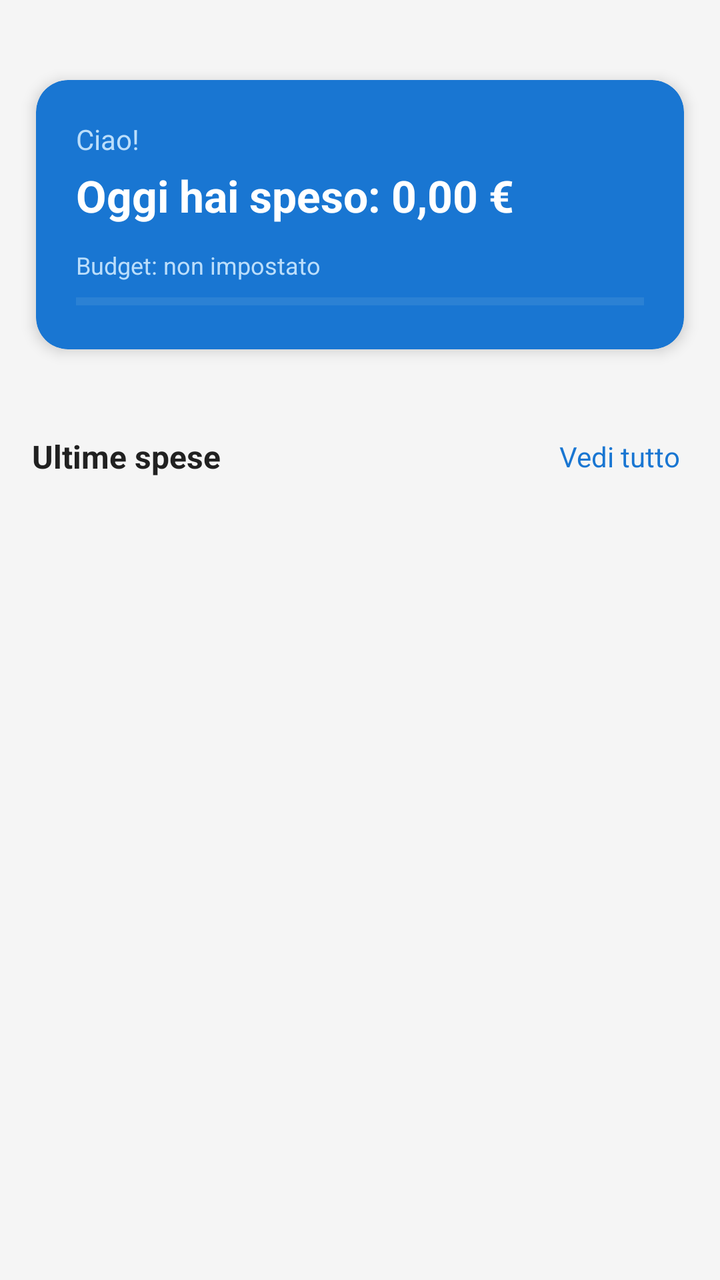
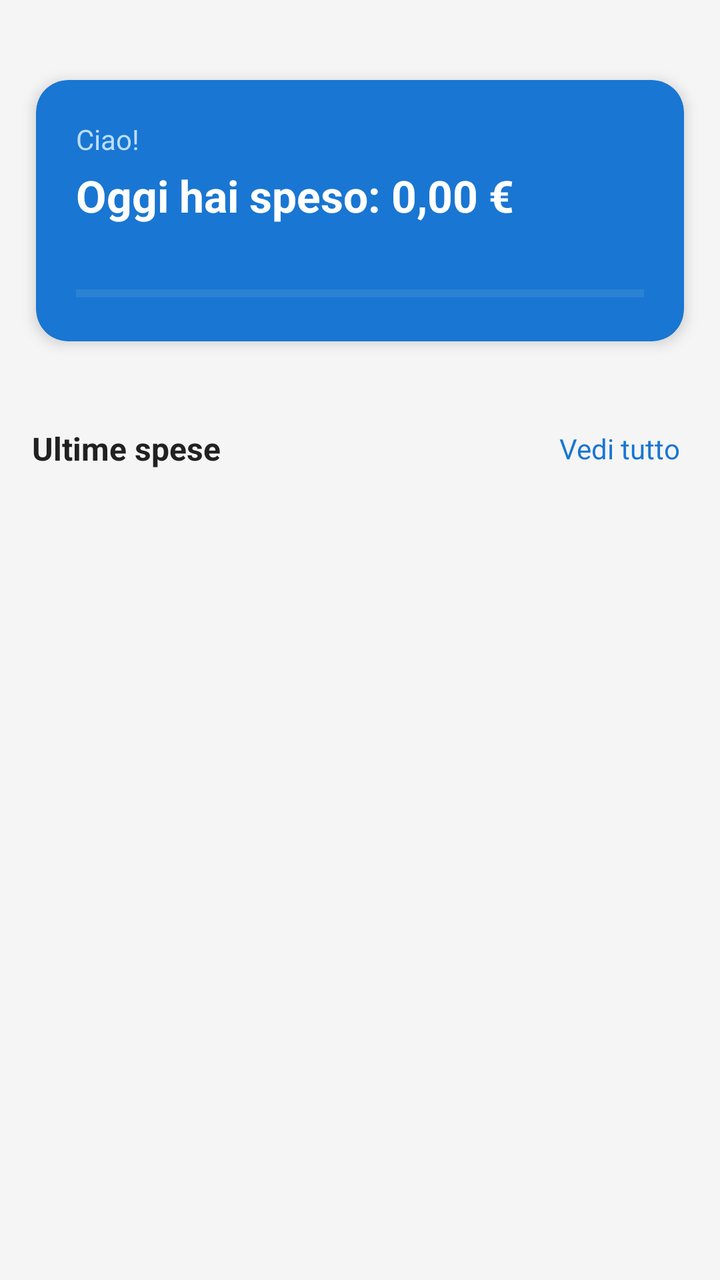

The first picture is an Android layout as it rendered before a commit; the second is the same layout after the commit. The layout source and the unified diff follow.
<!-- AndroidManifest.xml: application theme Theme.Progetto_mobile -->
<!-- res/layout/fragment_home.xml -->
<?xml version="1.0" encoding="utf-8"?>
<LinearLayout
    xmlns:android="http://schemas.android.com/apk/res/android"
    xmlns:app="http://schemas.android.com/apk/res-auto"
    android:layout_width="match_parent"
    android:layout_height="match_parent"
    android:orientation="vertical"
    android:background="#F5F5F5">

    
    <androidx.cardview.widget.CardView
        android:layout_width="match_parent"
        android:layout_height="wrap_content"
        android:layout_marginHorizontal="18dp"
        android:layout_marginVertical="40dp"
        app:cardCornerRadius="16dp"
        app:cardElevation="4dp"
        app:cardBackgroundColor="@color/primary">

        <LinearLayout
            android:layout_width="match_parent"
            android:layout_height="wrap_content"
            android:orientation="vertical"
            android:padding="20dp">

            <TextView
                android:id="@+id/tv_greeting"
                android:layout_width="wrap_content"
                android:layout_height="wrap_content"
                android:text="Ciao!"
                android:textColor="#BBDEFB"
                android:textSize="14sp" />

            <TextView
                android:id="@+id/tv_today_total"
                android:layout_width="wrap_content"
                android:layout_height="wrap_content"
                android:layout_marginTop="4dp"
                android:text="Oggi hai speso: 0,00 €"
                android:textColor="@android:color/white"
                android:textSize="22sp"
                android:textStyle="bold" />

            
            <TextView
                android:layout_width="wrap_content"
                android:layout_height="wrap_content"
                android:layout_marginTop="12dp"
                android:text="Budget: non impostato"
                android:textColor="#BBDEFB"
                android:textSize="12sp" />

            <ProgressBar
                android:id="@+id/progress_budget"
                style="?android:attr/progressBarStyleHorizontal"
                android:layout_width="match_parent"
                android:layout_height="8dp"
                android:layout_marginTop="6dp"
                android:max="100"
                android:progress="0"
                android:progressBackgroundTint="#5C9FD6"
                android:progressTint="@android:color/white" />

        </LinearLayout>
    </androidx.cardview.widget.CardView>

    
    <LinearLayout
        android:layout_width="match_parent"
        android:layout_height="wrap_content"
        android:orientation="horizontal"
        android:paddingHorizontal="16dp"
        android:paddingBottom="8dp"
        android:gravity="center_vertical">

        <TextView
            android:layout_width="0dp"
            android:layout_height="wrap_content"
            android:layout_weight="1"
            android:text="Ultime spese"
            android:textColor="#212121"
            android:textSize="16sp"
            android:textStyle="bold" />

        <TextView
            android:id="@+id/tv_see_all"
            android:layout_width="wrap_content"
            android:layout_height="wrap_content"
            android:text="Vedi tutto"
            android:textColor="@color/primary"
            android:textSize="14sp"
            android:padding="4dp" />

    </LinearLayout>

    
    <androidx.recyclerview.widget.RecyclerView
        android:id="@+id/rv_recent_expenses"
        android:layout_width="match_parent"
        android:layout_height="0dp"
        android:layout_weight="1"
        android:paddingTop="4dp"
        android:paddingBottom="80dp"
        android:clipToPadding="false" />

    <TextView
        android:id="@+id/tv_empty"
        android:layout_width="match_parent"
        android:layout_height="0dp"
        android:layout_weight="1"
        android:gravity="center"
        android:text="Nessuna spesa ancora.\nPremi + per aggiungerne una!"
        android:textColor="#9E9E9E"
        android:textSize="14sp"
        android:visibility="gone" />

</LinearLayout>
<!-- resources referenced by this layout -->
<resources>
  <color name="primary">#1976D2</color>
  <style name="Theme.Progetto_mobile" parent="Base.Theme.Progetto_mobile" />
  <style name="Base.Theme.Progetto_mobile" parent="Theme.Material3.DayNight.NoActionBar">
      </style>
</resources>

<!-- the commit's change to res/layout/fragment_home.xml (unified diff, before → after) -->
@@ -5,7 +5,7 @@
     android:layout_width="match_parent"
     android:layout_height="match_parent"
     android:orientation="vertical"
-    android:background="#F5F5F5">
+    android:background="@color/color_background">
 
     
     <androidx.cardview.widget.CardView
@@ -43,10 +43,10 @@
 
             
             <TextView
+                android:id="@+id/tv_budget_status"
                 android:layout_width="wrap_content"
                 android:layout_height="wrap_content"
-                android:layout_marginTop="12dp"
-                android:text="Budget: non impostato"
+                android:layout_marginTop="8dp"
                 android:textColor="#BBDEFB"
                 android:textSize="12sp" />
 
@@ -78,7 +78,7 @@
             android:layout_height="wrap_content"
             android:layout_weight="1"
             android:text="Ultime spese"
-            android:textColor="#212121"
+            android:textColor="@color/color_on_surface"
             android:textSize="16sp"
             android:textStyle="bold" />
 
<!-- resource entries referenced after the edit -->
@@ -1,8 +1,22 @@
 <!-- resources referenced by this layout -->
 <resources>
+  <color name="color_background">#F5F5F5</color>
+  <color name="color_on_surface">#212121</color>
   <color name="primary">#1976D2</color>
   <style name="Theme.Progetto_mobile" parent="Base.Theme.Progetto_mobile" />
   <style name="Base.Theme.Progetto_mobile" parent="Theme.Material3.DayNight.NoActionBar">
+          <item name="colorPrimary">@color/primary</item>
+          <item name="colorPrimaryDark">@color/primary_dark</item>
+          <item name="colorAccent">@color/accent</item>
+          
+          <item name="android:colorBackground">@color/color_background</item>
+          <item name="colorSurface">@color/color_surface</item>
+          <item name="colorOnSurface">@color/color_on_surface</item>
+          <item name="colorOnSurfaceVariant">@color/color_on_surface_secondary</item>
       </style>
+  <color name="primary_dark">#1565C0</color>
+  <color name="accent">#FF6D00</color>
+  <color name="color_surface">#FFFFFF</color>
+  <color name="color_on_surface_secondary">#757575</color>
 </resources>
 
